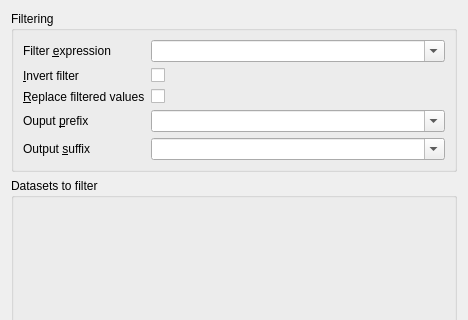
Qt form ui/filter.ui (veusz/veusz) before a commit; both pictures show x 0 to 468 and y 0 to 320 of the 468 by 528 pixel window.
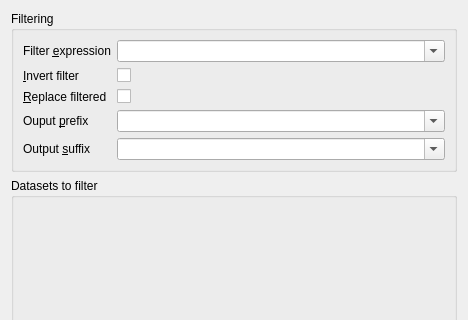
The same form after that commit. Custom widgets are drawn as their Qt base class.

Diff of the .ui file:
```diff
--- a/ui/filter.ui
+++ b/ui/filter.ui
@@ -69,7 +69,7 @@
       <item row="2" column="0">
        <widget class="QLabel" name="label_3">
         <property name="text">
-         <string>&amp;Replace filtered values</string>
+         <string>&amp;Replace filtered</string>
         </property>
         <property name="buddy">
          <cstring>replaceblankscheck</cstring>
```
Left out of the diff: 2 changed lines with no effect on the pictures.
